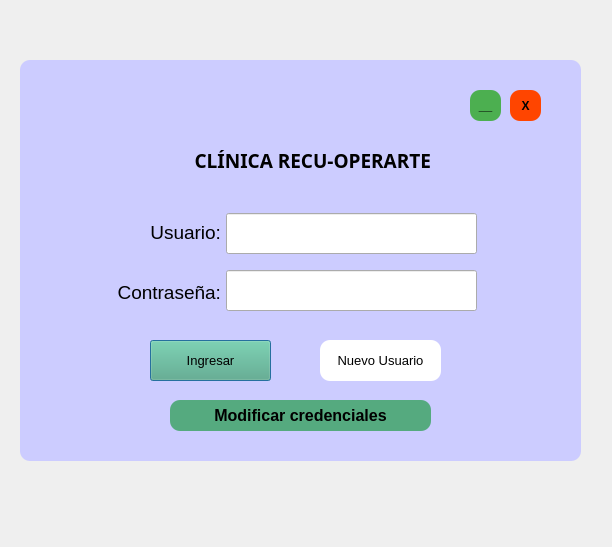
Qt form login.ui (karmaly/Proyecto) before a commit.
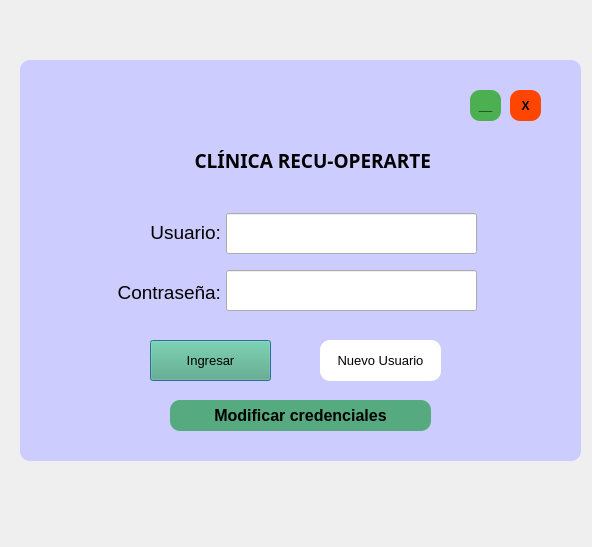
The same form after that commit.

The edit to the form file:
```diff
--- a/login.ui
+++ b/login.ui
@@ -6,7 +6,7 @@
    <rect>
     <x>0</x>
     <y>0</y>
-    <width>612</width>
+    <width>592</width>
     <height>547</height>
    </rect>
   </property>
```
Left out of the diff: 2 changed lines with no effect on the pictures.
